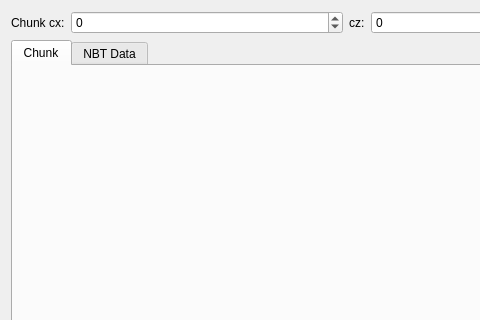
mcedit/mcedit2, file src/mcedit2/ui/editortools/edit_chunk.ui: the form before one commit; both pictures show x 0 to 480 and y 0 to 320 of the 653 by 621 pixel window.
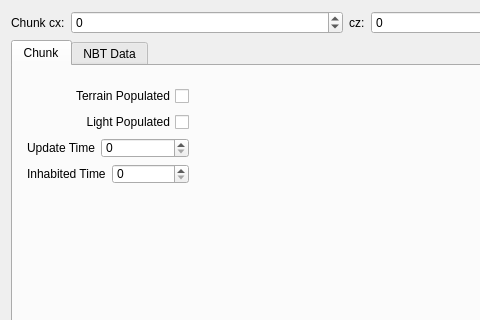
The form after the commit. Custom widgets are drawn as their Qt base class.

Commit message: Non-NBT chunk editor (is this really necessary)

The edit to the form file:
```diff
--- a/src/mcedit2/ui/editortools/edit_chunk.ui
+++ b/src/mcedit2/ui/editortools/edit_chunk.ui
@@ -67,6 +67,122 @@
       <attribute name="title">
        <string>Chunk</string>
       </attribute>
+      <widget class="QWidget" name="">
+       <property name="geometry">
+        <rect>
+         <x>14</x>
+         <y>20</y>
+         <width>162</width>
+         <height>98</height>
+        </rect>
+       </property>
+       <layout class="QVBoxLayout" name="verticalLayout_2">
+        <item>
+         <widget class="QCheckBox" name="terrainPopulatedInput">
+          <property name="toolTip">
+           <string>Marks this chunk to have trees, lakes, ores, and other terrain features regenerated in Minecraft.</string>
+          </property>
+          <property name="layoutDirection">
+           <enum>Qt::RightToLeft</enum>
+          </property>
+          <property name="text">
+           <string>Terrain Populated</string>
+          </property>
+         </widget>
+        </item>
+        <item>
+         <widget class="QCheckBox" name="lightPopulatedInput">
+          <property name="toolTip">
+           <string>Currently does nothing. Minecraft sets it after generating a chunk but never reads it again.</string>
+          </property>
+          <property name="layoutDirection">
+           <enum>Qt::RightToLeft</enum>
+          </property>
+          <property name="text">
+           <string>Light Populated</string>
+          </property>
+         </widget>
+        </item>
+        <item>
+         <layout class="QHBoxLayout" name="horizontalLayout_3">
+          <item>
+           <widget class="QLabel" name="label_3">
+            <property name="sizePolicy">
+             <sizepolicy hsizetype="Minimum" vsizetype="Preferred">
+              <horstretch>0</horstretch>
+              <verstretch>0</verstretch>
+             </sizepolicy>
+            </property>
+            <property name="toolTip">
+             <string>Time in ticks when this chunk was last updated. Recently played chunks will reflect the current in-game time, older chunks will have smaller values.</string>
+            </property>
+            <property name="text">
+             <string>Update Time</string>
+            </property>
+           </widget>
+          </item>
+          <item>
+           <widget class="QSpinBox" name="updateTimeInput">
+            <property name="sizePolicy">
+             <sizepolicy hsizetype="Expanding" vsizetype="Fixed">
+              <horstretch>0</horstretch>
+              <verstretch>0</verstretch>
+             </sizepolicy>
+            </property>
+            <property name="toolTip">
+             <string>Time in ticks when this chunk was last updated. Recently played chunks will reflect the current in-game time, older chunks will have smaller values.</string>
+            </property>
+            <property name="minimum">
+             <number>0</number>
+            </property>
+            <property name="maximum">
+             <number>2000000000</number>
+            </property>
+           </widget>
+          </item>
+         </layout>
+        </item>
+        <item>
+         <layout class="QHBoxLayout" name="horizontalLayout_2">
+          <item>
+           <widget class="QLabel" name="label_4">
+            <property name="sizePolicy">
+             <sizepolicy hsizetype="Minimum" vsizetype="Preferred">
+              <horstretch>0</horstretch>
+              <verstretch>0</verstretch>
+             </sizepolicy>
+            </property>
+            <property name="toolTip">
+             <string>Number of ticks the player has spent in this chunk.</string>
+            </property>
+            <property name="text">
+             <string>Inhabited Time</string>
+            </property>
+           </widget>
+          </item>
+          <item>
+           <widget class="QSpinBox" name="inhabitedTimeInput">
+            <property name="sizePolicy">
+             <sizepolicy hsizetype="Expanding" vsizetype="Fixed">
+              <horstretch>0</horstretch>
+              <verstretch>0</verstretch>
+             </sizepolicy>
+            </property>
+            <property name="toolTip">
+             <string>Number of ticks the player has spent in this chunk.</string>
+            </property>
+            <property name="minimum">
+             <number>0</number>
+            </property>
+            <property name="maximum">
+             <number>2000000000</number>
+            </property>
+           </widget>
+          </item>
+         </layout>
+        </item>
+       </layout>
+      </widget>
      </widget>
      <widget class="NBTTreeView" name="nbtTreeView">
       <attribute name="title">
```
Left out of the diff: 9 changed lines with no effect on the pictures. The commit also changes 3 other files.
